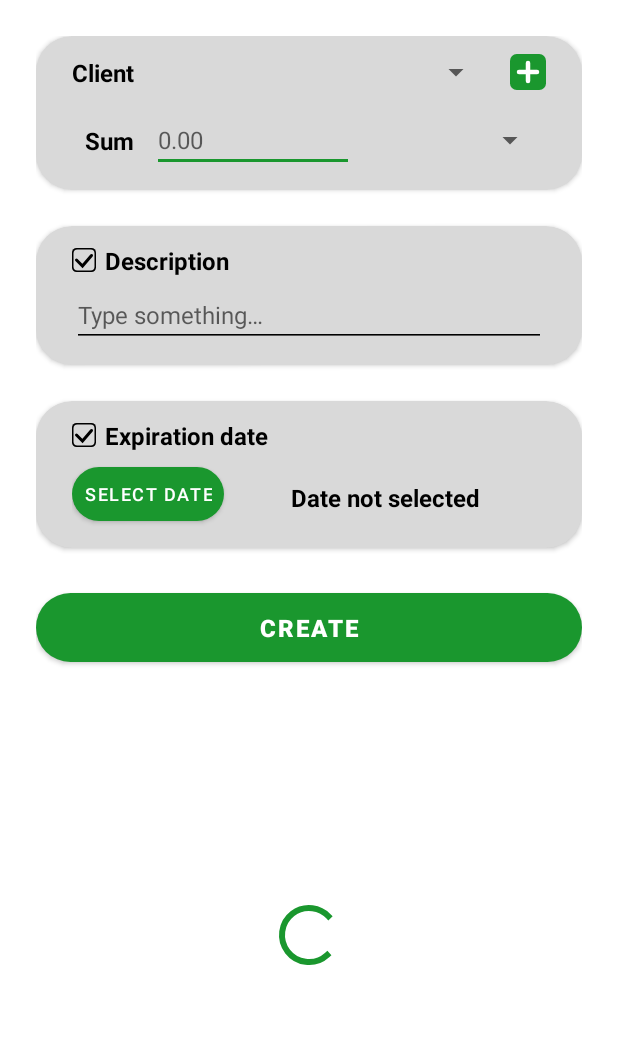
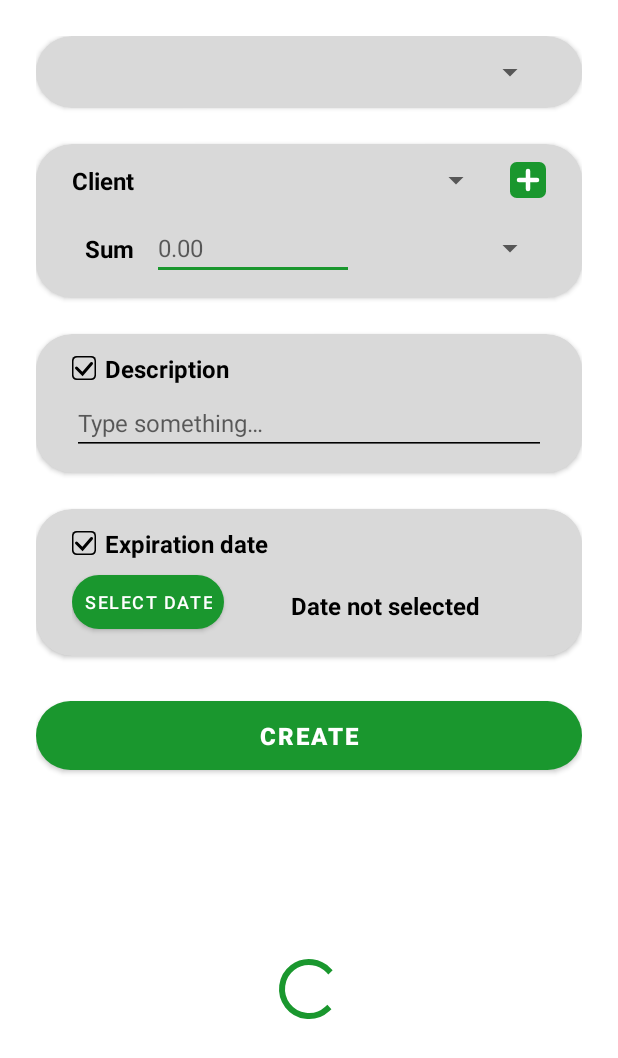
Before and after one commit to SergStas/DebtsTracker, an Android app: the layout fragment_create.xml on its own in the app's theme, with its tools: preview values and no code run, on a phone screen of 412 x 824 dp. Shown: the top 1058 px of the screen. Run offline under Robolectric (Android 15) with nearby library versions, the phone set to English and light mode, and no system bars.

```diff
--- a/app/src/main/res/layout/fragment_create.xml
+++ b/app/src/main/res/layout/fragment_create.xml
@@ -11,6 +11,20 @@
     <androidx.cardview.widget.CardView
         android:layout_width="match_parent"
         android:layout_height="wrap_content"
+        style="@style/App.Card.Large">
+
+        <Spinner
+            android:id="@+id/spin_type"
+            android:layout_width="match_parent"
+            android:layout_height="wrap_content"
+            tools:listitem="@layout/support_simple_spinner_dropdown_item" />
+
+    </androidx.cardview.widget.CardView>
+
+    <androidx.cardview.widget.CardView
+        android:layout_width="match_parent"
+        android:layout_height="wrap_content"
+        android:layout_marginTop="@dimen/m1"
         style="@style/App.Card.Large">
 
         <androidx.constraintlayout.widget.ConstraintLayout
--- a/app/src/main/res/values/strings.xml
+++ b/app/src/main/res/values/strings.xml
@@ -17,4 +17,10 @@
     <string name="create_er_sum_empty">Please specify sum</string>
     <string name="create_er_sum_zero">Sum can\'t be zero</string>
     <string name="create_er_sum_negative">Sum must be positive</string>
+    <string name="create_date_format_ph">%d%2.%d%2.%d%4</string>
+
+    <string-array name="create_debt_types">
+        <item>RECEIVE MONEY FROM…</item>
+        <item>RETURN MONEY TO…</item>
+    </string-array>
 </resources>
```
Also changed, not shown: app/src/main/java/com/sergstas/debtstracker/ui/create/CreateDebtFragment.kt (+23 -4 lines), app/src/main/java/com/sergstas/debtstracker/ui/dialogs/DatePickerFragment.kt (+7 -1 lines).
